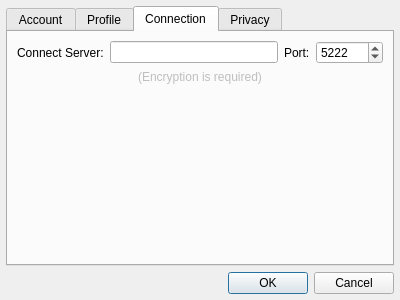
This is src/Synapse.QtClient/qt-gui/EditAccountDialog.ui in codebutler/synapse as Qt 5 draws it before an edit. The edited form follows.
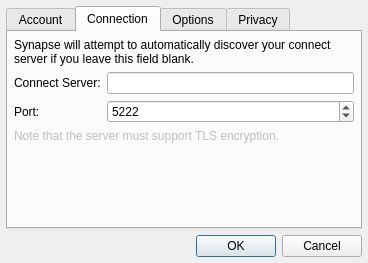
This is the edited form. The open tabs and pages were chosen to show the change.

```diff
--- a/src/Synapse.QtClient/qt-gui/EditAccountDialog.ui
+++ b/src/Synapse.QtClient/qt-gui/EditAccountDialog.ui
@@ -5,8 +5,8 @@
    <rect>
     <x>0</x>
     <y>0</y>
-    <width>400</width>
-    <height>300</height>
+    <width>368</width>
+    <height>263</height>
    </rect>
   </property>
   <property name="windowTitle" >
@@ -122,18 +122,26 @@
        </item>
       </layout>
      </widget>
-     <widget class="QWidget" name="tab_2" >
-      <attribute name="title" >
-       <string>Profile</string>
-      </attribute>
-     </widget>
      <widget class="QWidget" name="tab_4" >
       <attribute name="title" >
        <string>Connection</string>
       </attribute>
       <layout class="QVBoxLayout" name="verticalLayout_3" >
+       <property name="margin" >
+        <number>6</number>
+       </property>
        <item>
-        <layout class="QGridLayout" name="gridLayout_2" >
+        <widget class="QLabel" name="label_5" >
+         <property name="text" >
+          <string>Synapse will attempt to automatically discover your connect server if you leave this field blank.</string>
+         </property>
+         <property name="wordWrap" >
+          <bool>true</bool>
+         </property>
+        </widget>
+       </item>
+       <item>
+        <layout class="QFormLayout" name="formLayout_2" >
          <item row="0" column="0" >
           <widget class="QLabel" name="label_4" >
            <property name="text" >
@@ -144,14 +152,14 @@
          <item row="0" column="1" >
           <widget class="QLineEdit" name="lineEdit_3" />
          </item>
-         <item row="0" column="2" >
+         <item row="1" column="0" >
           <widget class="QLabel" name="label_6" >
            <property name="text" >
             <string>Port:</string>
            </property>
           </widget>
          </item>
-         <item row="0" column="3" >
+         <item row="1" column="1" >
           <widget class="QSpinBox" name="spinBox" >
            <property name="maximum" >
             <number>9999999</number>
@@ -172,10 +180,10 @@
           <bool>false</bool>
          </property>
          <property name="text" >
-          <string>(Encryption is required)</string>
+          <string>Note that the server must support TLS encryption.</string>
          </property>
          <property name="alignment" >
-          <set>Qt::AlignCenter</set>
+          <set>Qt::AlignLeading|Qt::AlignLeft|Qt::AlignVCenter</set>
          </property>
         </widget>
        </item>
@@ -194,6 +202,36 @@
        </item>
       </layout>
      </widget>
+     <widget class="QWidget" name="tab_2" >
+      <attribute name="title" >
+       <string>Options</string>
+      </attribute>
+      <layout class="QVBoxLayout" name="verticalLayout_4" >
+       <property name="margin" >
+        <number>6</number>
+       </property>
+       <item>
+        <widget class="QCheckBox" name="checkBox" >
+         <property name="text" >
+          <string>Connect Automatically</string>
+         </property>
+        </widget>
+       </item>
+       <item>
+        <spacer name="verticalSpacer_3" >
+         <property name="orientation" >
+          <enum>Qt::Vertical</enum>
+         </property>
+         <property name="sizeHint" stdset="0" >
+          <size>
+           <width>20</width>
+           <height>40</height>
+          </size>
+         </property>
+        </spacer>
+       </item>
+      </layout>
+     </widget>
      <widget class="QWidget" name="tab_3" >
       <attribute name="title" >
        <string>Privacy</string>
```
Left out of the diff: 52 changed lines with no effect on the pictures.
